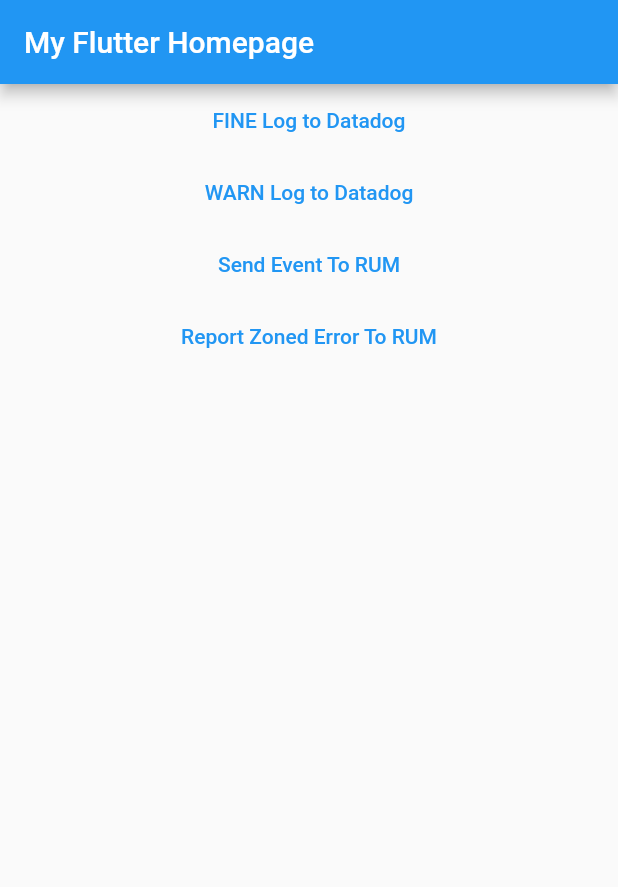
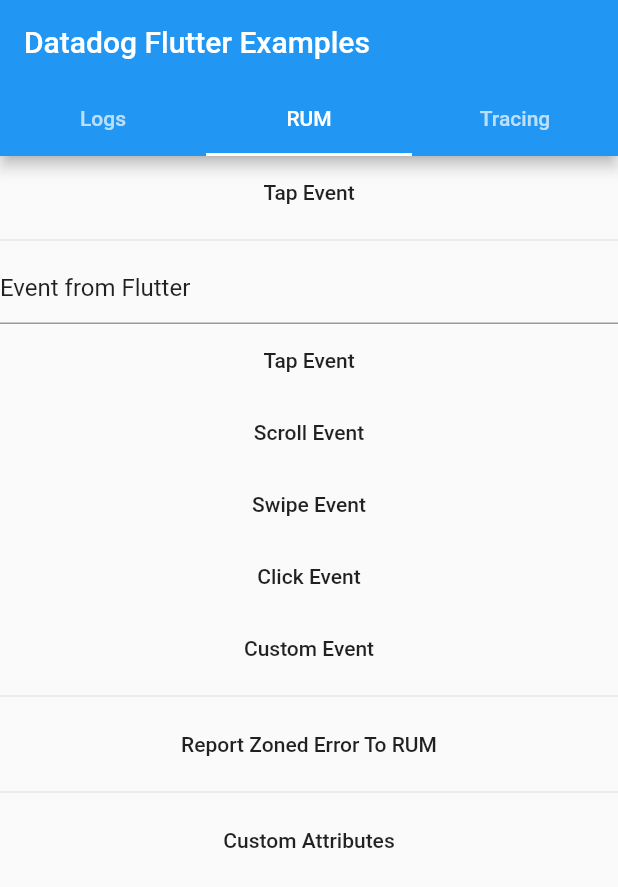
Before and after one commit to GetDutchie/datadog_flutter, a Flutter app: the screen it shows after launch, on a phone screen of 412 x 824 dp. Shown: the top 887 px of the screen. Run offline on Flutter 3.47's test engine with Material 2 defaults, Android fonts, the phone set to English and light mode, and no system bars; our stand-ins replace js; statements that could not run were skipped.

Commit message:
extend example code and functionality

```diff
--- a/example/lib/main.dart
+++ b/example/lib/main.dart
@@ -4,26 +4,34 @@
 import 'package:datadog_flutter/datadog_logger.dart';
 import 'package:datadog_flutter/datadog_tracing.dart';
 import 'package:flutter/material.dart';
-import 'package:logging/logging.dart';
 
 import 'package:datadog_flutter/datadog_flutter.dart';
+import 'rum.dart';
+import 'logs.dart';
+import 'tracing.dart';
 
 // DO NOT COMMIT TO GIT
 // Ideally, your token is encrypted if it must be committed or its added at build
 const DATADOG_CLIENT_TOKEN = 'YOUR_DATADOG_CLIENT_TOKEN';
+const ANDROID_RUM_APPLICATION_ID = 'YOUR_ANDROID_RUM_APPLICATION_ID';
+const IOS_RUM_APPLICATION_ID = 'YOUR_IOS_RUM_APPLICATION_ID';
+const WEB_RUM_APPLICATION_ID = 'YOUR_WEB_RUM_APPLICATION_ID';
+const ENVIRONMENT = 'demo';
+const SERVICE_NAME = 'my-example-app';
+
 void main() async {
   WidgetsFlutterBinding.ensureInitialized();
 
   await DatadogFlutter.initialize(
+    androidRumApplicationId: ANDROID_RUM_APPLICATION_ID,
     clientToken: DATADOG_CLIENT_TOKEN,
-    environment: 'production',
-    androidRumApplicationId: 'YOUR_ANDROID_RUM_APPLICATION_ID',
-    iosRumApplicationId: 'YOUR_IOS_RUM_APPLICATION_ID',
-    webRumApplicationId: 'YOUR_WEB_RUM_APPLICATION_ID',
-    serviceName: 'my-cool-app',
+    environment: DEMO,
+    iosRumApplicationId: IOS_RUM_APPLICATION_ID,
+    serviceName: SERVICE_NAME,
     trackingConsent: TrackingConsent.granted,
+    webRumApplicationId: WEB_RUM_APPLICATION_ID,
   );
-  final ddLogger = DatadogLogger();
+
   // Capture Flutter errors automatically:
   FlutterError.onError = DatadogRum.instance.addFlutterError;
 
@@ -31,20 +39,15 @@
 
   // Catch errors without crashing the app:
   runZonedGuarded(() {
-    runApp(MyApp(ddLogger));
+    runApp(MyApp());
   }, (error, stackTrace) {
     DatadogRum.instance.addError(error, stackTrace);
   });
-  runApp(MyApp(ddLogger));
+  runApp(MyApp());
 }
 
 class MyApp extends StatelessWidget {
-  final Logger otherLogger;
-  final DatadogLogger datadogLogger;
-
-  MyApp(this.datadogLogger, {Key? key})
-      : otherLogger = Logger('other logger'),
-        super(key: key);
+  MyApp({Key? key}) : super(key: key);
 
   @override
   Widget build(BuildContext context) {
@@ -54,30 +57,27 @@
         primarySwatch: Colors.blue,
         visualDensity: VisualDensity.adaptivePlatformDensity,
       ),
-      home: Scaffold(
-        appBar: AppBar(
-          title: Text('My Flutter Homepage'),
-        ),
-        body: ListView(
-          children: [
-            TextButton(
-              onPressed: () => otherLogger.fine('FINE log from Flutter'),
-              child: Text('FINE Log to Datadog'),
+      home: DefaultTabController(
+        initialIndex: 1,
+        length: 3,
+        child: Scaffold(
+          appBar: AppBar(
+            title: Text('Datadog Flutter Examples'),
+            bottom: TabBar(
+              tabs: [
+                Tab(text: 'Logs'),
+                Tab(text: 'RUM'),
+                Tab(text: 'Tracing'),
+              ],
             ),
-            TextButton(
-              onPressed: () => otherLogger.warning('WARN log from Flutter'),
-              child: Text('WARN Log to Datadog'),
-            ),
-            TextButton(
-              onPressed: () =>
-                  DatadogRum.instance.addUserAction('Send Event Button'),
-              child: Text('Send Event To RUM'),
-            ),
-            TextButton(
-              onPressed: () => throw StateError('State Error from Flutter'),
-              child: Text('Report Zoned Error To RUM'),
-            ),
-          ],
+          ),
+          body: TabBarView(
+            children: [
+              Logs(),
+              Rum(),
+              Tracing(),
+            ],
+          ),
         ),
       ),
       navigatorObservers: [
--- /dev/null
+++ b/example/lib/rum.dart
@@ -0,0 +1,93 @@
+import 'package:datadog_flutter/datadog_rum.dart';
+import 'package:flutter/material.dart';
+
+class Rum extends StatelessWidget {
+  static final controller = TextEditingController(text: 'Event from Flutter');
+
+  const Rum({Key? key}) : super(key: key);
+
+  @override
+  Widget build(BuildContext context) {
+    return ListView(
+      children: [
+        MaterialButton(
+          onPressed: () {
+            final route = MaterialPageRoute(
+              fullscreenDialog: true,
+              settings: RouteSettings(name: 'RumModalRoute'),
+              builder: (BuildContext _) => _ModalRoute(),
+            );
+            Navigator.of(context).push(route);
+          },
+          child: Text('Tap Event'),
+        ),
+        Divider(),
+        TextFormField(controller: controller),
+        MaterialButton(
+          onPressed: () => DatadogRum.instance.addUserAction('TAP ${controller.text}'),
+          child: Text('Tap Event'),
+        ),
+        MaterialButton(
+          onPressed: () => DatadogRum.instance.addUserAction(
+            'Scroll ${controller.text}',
+            action: RUMAction.scroll,
+          ),
+          child: Text('Scroll Event'),
+        ),
+        MaterialButton(
+          onPressed: () => DatadogRum.instance.addUserAction(
+            'SWIPE ${controller.text}',
+            action: RUMAction.swipe,
+          ),
+          child: Text('Swipe Event'),
+        ),
+        MaterialButton(
+          onPressed: () => DatadogRum.instance.addUserAction(
+            'CLICK ${controller.text}',
+            action: RUMAction.click,
+          ),
+          child: Text('Click Event'),
+        ),
+        MaterialButton(
+          onPressed: () => DatadogRum.instance.addUserAction(
+            'CUSTOM ${controller.text}',
+            action: RUMAction.custom,
+          ),
+          child: Text('Custom Event'),
+        ),
+        Divider(),
+        MaterialButton(
+          onPressed: () => throw StateError('State Error from Flutter'),
+          child: Text('Report Zoned Error To RUM'),
+        ),
+        Divider(),
+        MaterialButton(
+          onPressed: () => DatadogRum.instance.addUserAction(
+            'Custom Attributes',
+            attributes: {
+              'customString': 'a string',
+              'customInt': 12345,
+              'customFloat': 12345.678,
+              'customBool': true,
+            },
+          ),
+          child: Text('Custom Attributes'),
+        ),
+      ],
+    );
+  }
+}
+
+class _ModalRoute extends StatelessWidget {
+  const _ModalRoute({Key? key}) : super(key: key);
+
+  @override
+  Widget build(BuildContext context) {
+    return Container(
+      child: MaterialButton(
+        onPressed: Navigator.of(context).pop,
+        child: Text('Go Back'),
+      ),
+    );
+  }
+}
```
Also changed, not shown: example/lib/logs.dart (added, +72 -0 lines), example/lib/tracing.dart (added, +37 -0 lines).
